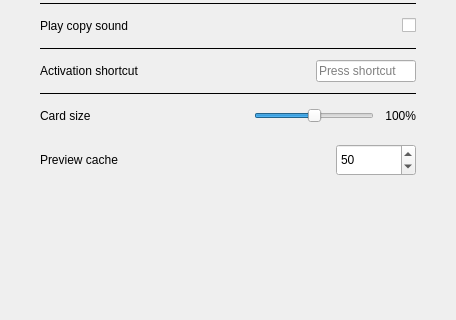
SeptemberHX/MPaste, file widget/MPasteSettingsWidget.ui: the form before one commit; both pictures show x 0 to 456 and y 183 to 503 of the 456 by 620 pixel window.
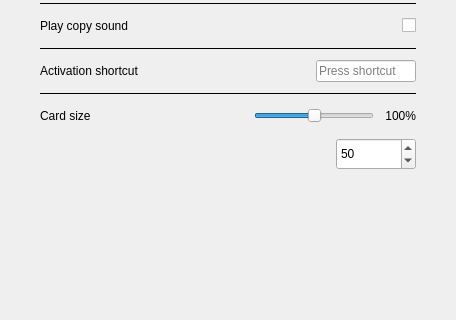
The form after the commit.

Commit message: Glass blur for settings/preview windows, fix pin/favorite cache, remove preview cache

Diff of the .ui file:
```diff
--- a/widget/MPasteSettingsWidget.ui
+++ b/widget/MPasteSettingsWidget.ui
@@ -199,13 +199,7 @@
        </widget>
       </item>
 
-      <!-- Row 11: Preview cache -->
-      <item row="11" column="0">
-       <widget class="QLabel" name="label_preview_cache">
-        <property name="text"><string>Preview cache</string></property>
-        <property name="minimumSize"><size><width>0</width><height>44</height></size></property>
-       </widget>
-      </item>
+      <!-- Row 11: Thumbnail prefetch -->
       <item row="11" column="1" alignment="Qt::AlignRight|Qt::AlignVCenter">
        <widget class="QSpinBox" name="thumbnailPrefetchSpin">
         <property name="minimumSize"><size><width>80</width><height>32</height></size></property>
```
The commit also changes 12 other files.
